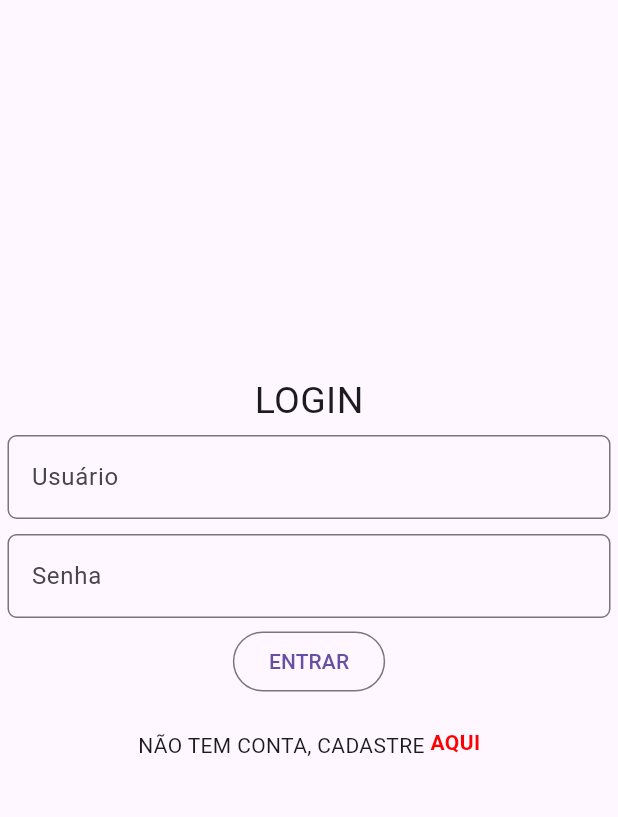
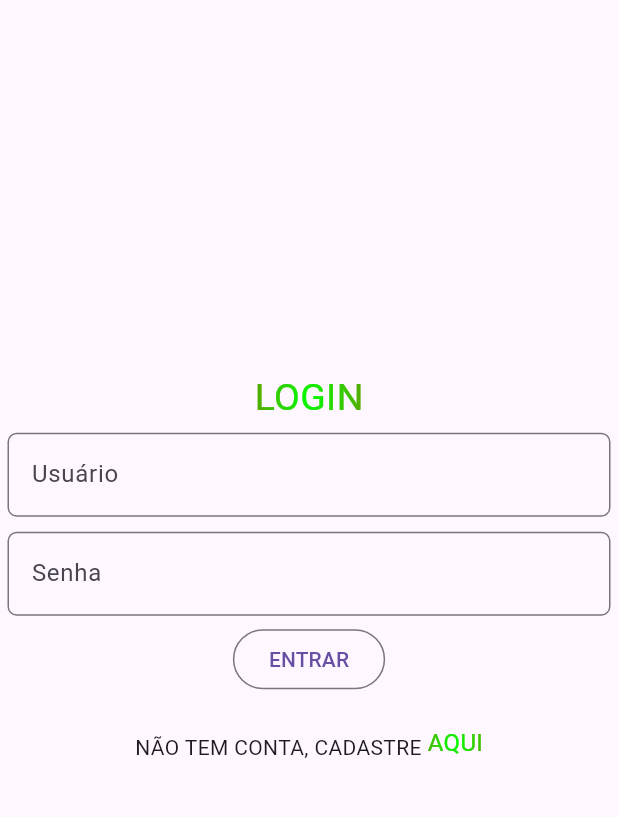
Before and after one commit to flaviogui/MineProjectFlutter, a Flutter app: the screen it shows after launch, after a tap on "dev", on a phone screen of 412 x 824 dp, the part 72-889 px from its top. Run offline on Flutter 3.47's test engine with Material 3 defaults, Android fonts, the phone set to English and light mode, and no system bars; drawn by our look-alikes of flutter_animate; our stand-ins replace permission_handler; missing offline and left inert: image_downloader, image_downloader_web.

Commit message:
finalizando o dia

```diff
--- a/funny_memes/lib/login.dart
+++ b/funny_memes/lib/login.dart
@@ -22,9 +22,10 @@ class LoginState extends State<Login> {
       body: Column(
         mainAxisAlignment: MainAxisAlignment.center,
         children: [
-          const Text(
-            "LOGIN",
-            style: TextStyle(fontSize: 25),
+          const LogoName(
+            nameSize: 25,
+            name: "LOGIN",
+            time: Duration.zero,
           ),
           const MyTextField(
             hint: "Usuário",
@@ -40,10 +41,10 @@ class LoginState extends State<Login> {
                 const TextSpan(text: 'NÃO TEM CONTA, CADASTRE '),
                 WidgetSpan(
                     child: GestureDetector(
-                  child: const Text(
-                    "AQUI",
-                    style: TextStyle(
-                        color: Color(0xffff0000), fontWeight: FontWeight.bold),
+                  child: const LogoName(
+                    name: "AQUI",
+                    nameSize: 16,
+                    time: Duration.zero,
                   ),
                   onTap: () => launchUrl(urlApi),
                 ))
```
